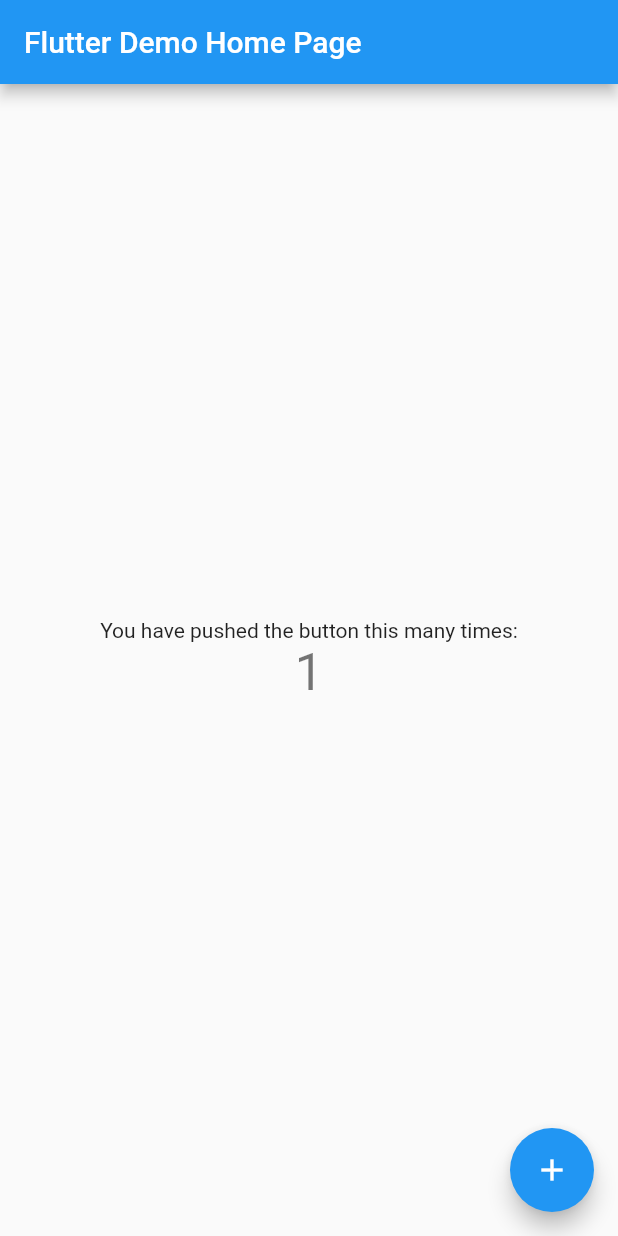
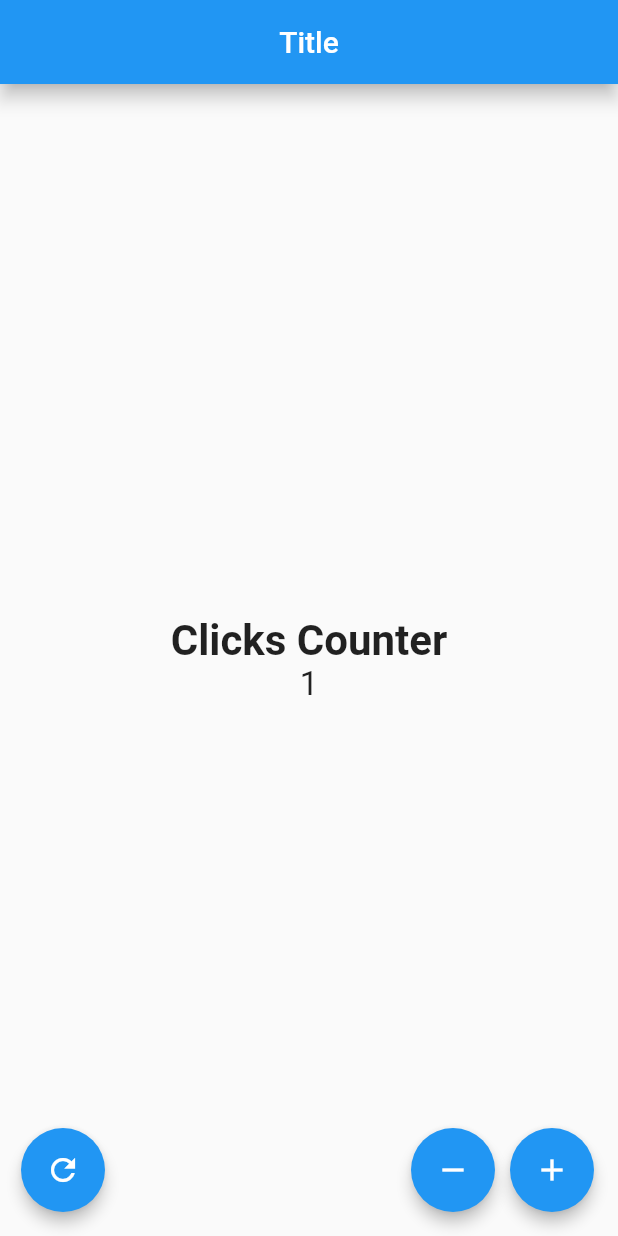
Before and after one commit to ZahiriNatZuke/Flutter-Example-Project, a Flutter app: the screen it shows after launch, after a tap on the "add" icon, on a phone screen of 412 x 824 dp. Run offline on Flutter 3.47's test engine with Material 2 defaults, Android fonts, the phone set to English and light mode, and no system bars.

Commit message:
Completed Counter App

```diff
--- a/lib/main.dart
+++ b/lib/main.dart
@@ -1,115 +1,4 @@
+import 'package:app/src/app.dart';
 import 'package:flutter/material.dart';
 
-void main() {
-  runApp(const MyApp());
-}
-
-class MyApp extends StatelessWidget {
-  const MyApp({Key? key}) : super(key: key);
-
-  // This widget is the root of your application.
-  @override
-  Widget build(BuildContext context) {
-    return MaterialApp(
-      title: 'Flutter Demo',
-      theme: ThemeData(
-        // This is the theme of your application.
-        //
-        // Try running your application with "flutter run". You'll see the
-        // application has a blue toolbar. Then, without quitting the app, try
-        // changing the primarySwatch below to Colors.green and then invoke
-        // "hot reload" (press "r" in the console where you ran "flutter run",
-        // or simply save your changes to "hot reload" in a Flutter IDE).
-        // Notice that the counter didn't reset back to zero; the application
-        // is not restarted.
-        primarySwatch: Colors.blue,
-      ),
-      home: const MyHomePage(title: 'Flutter Demo Home Page'),
-    );
-  }
-}
-
-class MyHomePage extends StatefulWidget {
-  const MyHomePage({Key? key, required this.title}) : super(key: key);
-
-  // This widget is the home page of your application. It is stateful, meaning
-  // that it has a State object (defined below) that contains fields that affect
-  // how it looks.
-
-  // This class is the configuration for the state. It holds the values (in this
-  // case the title) provided by the parent (in this case the App widget) and
-  // used by the build method of the State. Fields in a Widget subclass are
-  // always marked "final".
-
-  final String title;
-
-  @override
-  State<MyHomePage> createState() => _MyHomePageState();
-}
-
-class _MyHomePageState extends State<MyHomePage> {
-  int _counter = 0;
-
-  void _incrementCounter() {
-    setState(() {
-      // This call to setState tells the Flutter framework that something has
-      // changed in this State, which causes it to rerun the build method below
-      // so that the display can reflect the updated values. If we changed
-      // _counter without calling setState(), then the build method would not be
-      // called again, and so nothing would appear to happen.
-      _counter++;
-    });
-  }
-
-  @override
-  Widget build(BuildContext context) {
-    // This method is rerun every time setState is called, for instance as done
-    // by the _incrementCounter method above.
-    //
-    // The Flutter framework has been optimized to make rerunning build methods
-    // fast, so that you can just rebuild anything that needs updating rather
-    // than having to individually change instances of widgets.
-    return Scaffold(
-      appBar: AppBar(
-        // Here we take the value from the MyHomePage object that was created by
-        // the App.build method, and use it to set our appbar title.
-        title: Text(widget.title),
-      ),
-      body: Center(
-        // Center is a layout widget. It takes a single child and positions it
-        // in the middle of the parent.
-        child: Column(
-          // Column is also a layout widget. It takes a list of children and
-          // arranges them vertically. By default, it sizes itself to fit its
-          // children horizontally, and tries to be as tall as its parent.
-          //
-          // Invoke "debug painting" (press "p" in the console, choose the
-          // "Toggle Debug Paint" action from the Flutter Inspector in Android
-          // Studio, or the "Toggle Debug Paint" command in Visual Studio Code)
-          // to see the wireframe for each widget.
-          //
-          // Column has various properties to control how it sizes itself and
-          // how it positions its children. Here we use mainAxisAlignment to
-          // center the children vertically; the main axis here is the vertical
-          // axis because Columns are vertical (the cross axis would be
-          // horizontal).
-          mainAxisAlignment: MainAxisAlignment.center,
-          children: <Widget>[
-            const Text(
-              'You have pushed the button this many times:',
-            ),
-            Text(
-              '$_counter',
-              style: Theme.of(context).textTheme.headline4,
-            ),
-          ],
-        ),
-      ),
-      floatingActionButton: FloatingActionButton(
-        onPressed: _incrementCounter,
-        tooltip: 'Increment',
-        child: const Icon(Icons.add),
-      ), // This trailing comma makes auto-formatting nicer for build methods.
-    );
-  }
-}
+void main() => runApp(const MyApp());
--- /dev/null
+++ b/lib/src/app.dart
@@ -0,0 +1,15 @@
+import 'package:flutter/material.dart';
+
+import 'views/home_view.dart';
+
+class MyApp extends StatelessWidget {
+  const MyApp({Key? key}) : super(key: key);
+
+  @override
+  Widget build(BuildContext context) {
+    return const MaterialApp(
+      home: HomeView(),
+      debugShowCheckedModeBanner: false,
+    );
+  }
+}
--- /dev/null
+++ b/lib/src/views/home_view.dart
@@ -0,0 +1,63 @@
+import 'package:app/src/widgets/counter_add_button_widget.dart';
+import 'package:app/src/widgets/counter_reset_button_widget.dart';
+import 'package:app/src/widgets/counter_sub_button_widget.dart';
+import 'package:flutter/material.dart';
+import 'package:flutter/widgets.dart';
+
+class HomeView extends StatefulWidget {
+  const HomeView({Key? key}) : super(key: key);
+
+  @override
+  State<HomeView> createState() => _HomeViewState();
+}
+
+class _HomeViewState extends State<HomeView> {
+  int value = 0;
+
+  @override
+  Widget build(BuildContext context) {
+    return Scaffold(
+      appBar: AppBar(
+        title: const Text('Title'),
+        centerTitle: true,
+        elevation: 5.0,
+      ),
+      body: Center(
+        child: Column(
+            mainAxisAlignment: MainAxisAlignment.center,
+            children: <Widget>[
+              const Text(
+                'Clicks Counter',
+                style: TextStyle(fontSize: 28.0, fontWeight: FontWeight.bold),
+              ),
+              Text(
+                '$value',
+                style: const TextStyle(fontSize: 22.0),
+              ),
+            ]),
+      ),
+      floatingActionButtonLocation: FloatingActionButtonLocation.endFloat,
+      floatingActionButton: optionsRow(),
+    );
+  }
+
+  Row optionsRow() {
+    return Row(
+      mainAxisAlignment: MainAxisAlignment.end,
+      children: <Widget>[
+        const SizedBox(width: 30.0),
+        CounterResetButton(
+          onPress: () => setState(() => value = 0),
+        ),
+        const Expanded(child: SizedBox()),
+        CounterSubButton(
+          onPress: () => setState(() => {if (value > 0) value--}),
+        ),
+        const SizedBox(width: 10.0),
+        CounterAddButton(
+          onPress: () => setState(() => value++),
+        )
+      ],
+    );
+  }
+}
--- /dev/null
+++ b/lib/src/widgets/counter_add_button_widget.dart
@@ -0,0 +1,21 @@
+import 'package:flutter/material.dart';
+
+class CounterAddButton extends StatefulWidget {
+  final VoidCallback? onPress;
+
+  const CounterAddButton({Key? key, this.onPress}) : super(key: key);
+
+  @override
+  State<StatefulWidget> createState() => CounterAddButtonState();
+}
+
+class CounterAddButtonState extends State<CounterAddButton> {
+  @override
+  Widget build(BuildContext context) {
+    return FloatingActionButton(
+      elevation: 4.0,
+      child: const Icon(Icons.add),
+      onPressed: widget.onPress,
+    );
+  }
+}
--- /dev/null
+++ b/lib/src/widgets/counter_reset_button_widget.dart
@@ -0,0 +1,21 @@
+import 'package:flutter/material.dart';
+
+class CounterResetButton extends StatefulWidget {
+  final VoidCallback? onPress;
+
+  const CounterResetButton({Key? key, this.onPress}) : super(key: key);
+
+  @override
+  State<StatefulWidget> createState() => CounterResetButtonState();
+}
+
+class CounterResetButtonState extends State<CounterResetButton> {
+  @override
+  Widget build(BuildContext context) {
+    return FloatingActionButton(
+      elevation: 4.0,
+      child: const Icon(Icons.refresh_outlined),
+      onPressed: widget.onPress,
+    );
+  }
+}
--- /dev/null
+++ b/lib/src/widgets/counter_sub_button_widget.dart
@@ -0,0 +1,21 @@
+import 'package:flutter/material.dart';
+
+class CounterSubButton extends StatefulWidget {
+  final VoidCallback? onPress;
+
+  const CounterSubButton({Key? key, this.onPress}) : super(key: key);
+
+  @override
+  State<StatefulWidget> createState() => CounterSubButtonState();
+}
+
+class CounterSubButtonState extends State<CounterSubButton> {
+  @override
+  Widget build(BuildContext context) {
+    return FloatingActionButton(
+      elevation: 4.0,
+      child: const Icon(Icons.remove),
+      onPressed: widget.onPress,
+    );
+  }
+}
```
Also changed, not shown: 1 other file.
